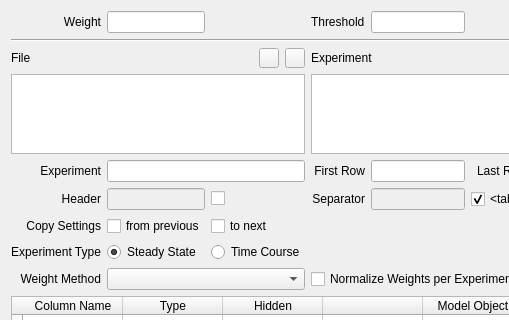
Old version of the form copasi/UI/CQExperimentData.ui in the repository copasi/COPASI; both pictures show x 0 to 509 and y 0 to 320 of the 694 by 520 pixel window.
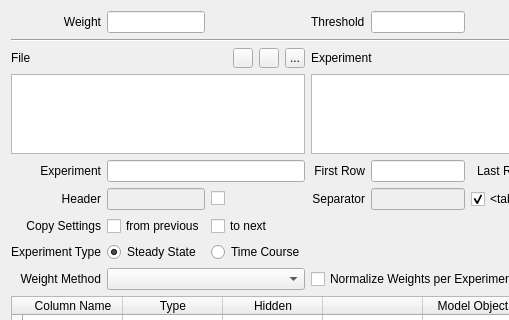
New version of the form.

Commit message: - issue 2385: allow to replace data file while keeping existing mapping

What changed in the file:
```diff
--- a/copasi/UI/CQExperimentData.ui
+++ b/copasi/UI/CQExperimentData.ui
@@ -144,6 +144,22 @@
        </property>
       </widget>
      </item>
+     <item>
+      <widget class="QToolButton" name="mpBtnFileEdit">
+       <property name="maximumSize">
+        <size>
+         <width>20</width>
+         <height>20</height>
+        </size>
+       </property>
+       <property name="toolTip">
+        <string>Replaces the selected file with another while keeping the current mapping.</string>
+       </property>
+       <property name="text">
+        <string>...</string>
+       </property>
+      </widget>
+     </item>
     </layout>
    </item>
    <item row="2" column="3" colspan="4">
```
Left out of the diff: 89 changed lines with no effect on the pictures. Lines whose indentation alone changed are shown as unchanged. The commit also changes 4 other files.
